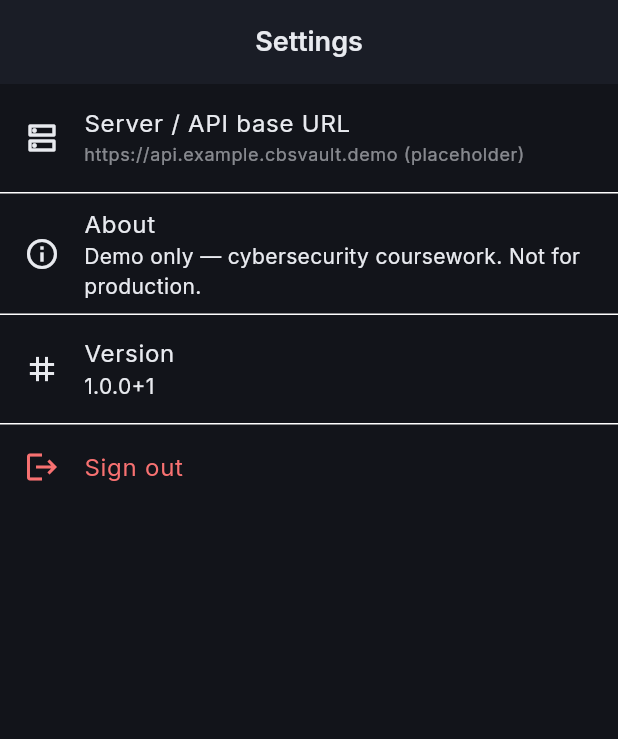
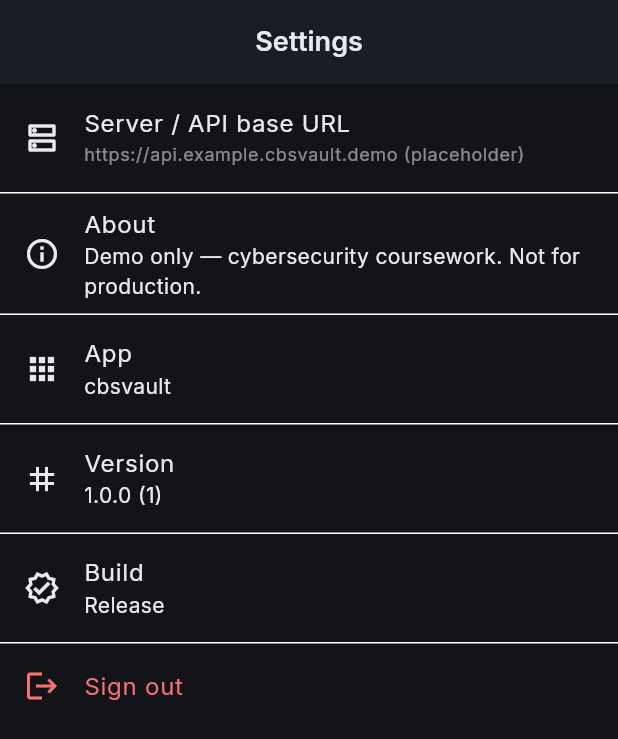
Before and after one commit to King-Angelo/CBS_Vault, a Flutter app: the SettingsScreen screen opened by its route, on a phone screen of 412 x 824 dp. Shown: the top 739 px of the screen. Run offline on Flutter 3.47's test engine with Material 3 defaults, Android fonts, the phone set to English and light mode, and no system bars; our stand-ins replace cloud_firestore, firebase_auth, firebase_core, go_router, google_fonts, google_sign_in and 1 more; accounts and stored records are empty.

Commit message:
Phase 4: validation, empty/search polish, Settings build info, release APK

```diff
--- a/lib/screens/entry_detail_screen.dart
+++ b/lib/screens/entry_detail_screen.dart
@@ -48,7 +48,7 @@ class _EntryDetailScreenState extends State<EntryDetailScreen> {
 
   void _copy(BuildContext context, String label, String value) {
     Clipboard.setData(ClipboardData(text: value));
-    showAppSnackBar(context, '$label copied');
+    showCopiedSnackBar(context, label);
   }
 
   @override
--- a/lib/screens/settings_screen.dart
+++ b/lib/screens/settings_screen.dart
@@ -1,4 +1,5 @@
 import 'package:firebase_auth/firebase_auth.dart';
+import 'package:flutter/foundation.dart';
 import 'package:flutter/material.dart';
 import 'package:go_router/go_router.dart';
 import 'package:package_info_plus/package_info_plus.dart';
@@ -31,17 +32,49 @@ class SettingsScreen extends StatelessWidget {
             leading: const Icon(Icons.info_outline),
             title: const Text('About'),
             subtitle: const Text('Demo only — cybersecurity coursework. Not for production.'),
-            onTap: () => showAppSnackBar(context, 'CBS Vault — authorized lab demo only.'),
+            onTap: () => showAppSnackBar(
+              context,
+              'CBS Vault — authorized lab demo only. Do not use real passwords.',
+            ),
           ),
           const Divider(height: 1),
           FutureBuilder<PackageInfo>(
             future: PackageInfo.fromPlatform(),
             builder: (context, snap) {
-              final v = snap.hasData ? '${snap.data!.version}+${snap.data!.buildNumber}' : '…';
-              return ListTile(
-                leading: const Icon(Icons.tag),
-                title: const Text('Version'),
-                subtitle: Text(v),
+              if (!snap.hasData) {
+                return const ListTile(
+                  leading: Icon(Icons.tag),
+                  title: Text('Version'),
+                  subtitle: Text('…'),
+                );
+              }
+              final p = snap.data!;
+              return Column(
+                children: [
+                  ListTile(
+                    leading: const Icon(Icons.apps_outlined),
+                    title: const Text('App'),
+                    subtitle: Text(p.appName),
+                  ),
+                  const Divider(height: 1),
+                  ListTile(
+                    leading: const Icon(Icons.tag),
+                    title: const Text('Version'),
+                    subtitle: Text('${p.version} (${p.buildNumber})'),
+                  ),
+                  const Divider(height: 1),
+                  ListTile(
+                    leading: Icon(
+                      kDebugMode ? Icons.bug_report_outlined : Icons.verified_outlined,
+                    ),
+                    title: const Text('Build'),
+                    subtitle: Text(
+                      kDebugMode
+                          ? 'Debug — use release APK for demos & pentest report'
+                          : 'Release',
+                    ),
+                  ),
+                ],
               );
             },
           ),
--- a/lib/widgets/app_snackbar.dart
+++ b/lib/widgets/app_snackbar.dart
@@ -11,3 +11,8 @@ void showAppSnackBar(BuildContext context, String message, {bool isError = false
     ),
   );
 }
+
+/// Clipboard copy feedback (Phase 4).
+void showCopiedSnackBar(BuildContext context, String itemLabel) {
+  showAppSnackBar(context, '$itemLabel copied to clipboard');
+}
```
Also changed, not shown: lib/screens/entry_edit_screen.dart (+24 -12 lines), lib/screens/login_screen.dart (+39 -27 lines), lib/screens/vault_home_screen.dart (+33 -6 lines), lib/utils/input_validators.dart (added, +52 -0 lines), 1 other file.
